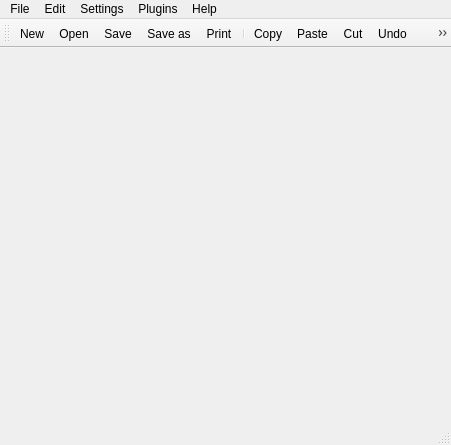
Old version of the form src/mainwindow.ui in the repository jeffuong/Axolotl.
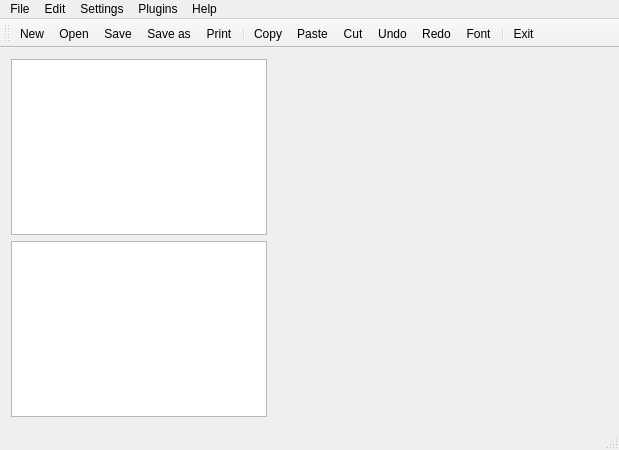
New version of the form. Icons and pictures are not drawn.

```diff
--- a/src/mainwindow.ui
+++ b/src/mainwindow.ui
@@ -6,8 +6,8 @@
    <rect>
     <x>0</x>
     <y>0</y>
-    <width>451</width>
-    <height>445</height>
+    <width>619</width>
+    <height>450</height>
    </rect>
   </property>
   <property name="windowTitle">
@@ -17,15 +17,12 @@
    <bool>false</bool>
   </property>
   <widget class="QWidget" name="centralWidget">
+   <layout class="QGridLayout" name="gridLayout">
+    <item row="0" column="0" alignment="Qt::AlignLeft">
+     <widget class="QTreeView" name="treeView"/>
+    </item>
+    <item row="0" column="1" rowspan="2">
    <widget class="QTabWidget" name="tabWidget">
-    <property name="geometry">
-     <rect>
-      <x>0</x>
-      <y>0</y>
-      <width>451</width>
-      <height>361</height>
-     </rect>
-    </property>
     <property name="autoFillBackground">
      <bool>true</bool>
     </property>
@@ -42,13 +39,18 @@
      <bool>true</bool>
     </property>
    </widget>
+    </item>
+    <item row="1" column="0" alignment="Qt::AlignLeft|Qt::AlignBottom">
+     <widget class="QListView" name="listView"/>
+    </item>
+   </layout>
   </widget>
   <widget class="QMenuBar" name="menuBar">
    <property name="geometry">
     <rect>
      <x>0</x>
      <y>0</y>
-     <width>451</width>
+     <width>619</width>
      <height>21</height>
     </rect>
    </property>
```
Left out of the diff: 2 changed lines with no effect on the pictures. Lines whose indentation alone changed are shown as unchanged.
